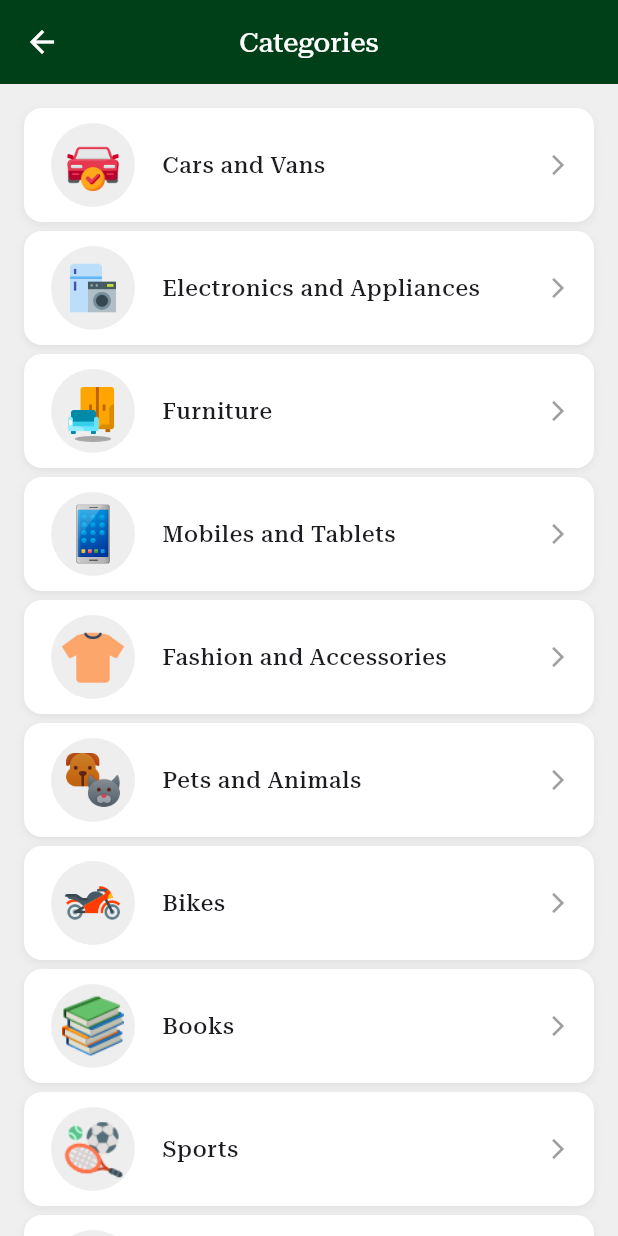
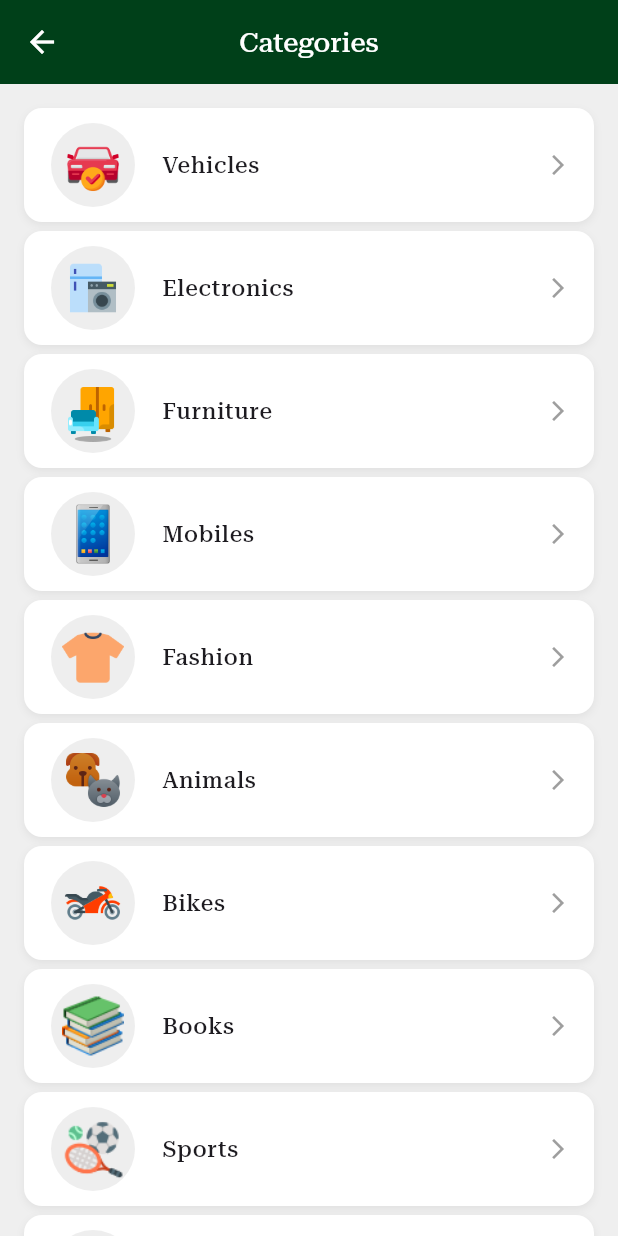
Before and after one commit to Rimsha6/Tijara, a Flutter app: the AllCategoriesListScreen screen opened directly, on a phone screen of 412 x 824 dp. Run offline on Flutter 3.47's test engine with Material 3 defaults, Android fonts, the phone set to English and light mode, and no system bars; our stand-ins replace cloud_firestore, connectivity_plus, firebase_auth, firebase_core, firebase_storage, geocoding and 6 more; accounts and stored records are empty; key blocks and very long unbroken strings in the code were emptied for the run.

```diff
--- a/lib/core/data/all_categories_list.dart
+++ b/lib/core/data/all_categories_list.dart
@@ -1,17 +1,17 @@
   import 'package:tijara/widgets/categories_types_box.dart';
 
 final List<CategoryItem> allCategories=[
-  CategoryItem(imagePath: 'Assets/logos/vehicles_icon.png', label: 'Cars and Vans'),
-  CategoryItem(imagePath: 'Assets/logos/electronics_icon.png', label: 'Electronics and Appliances'),
+  CategoryItem(imagePath: 'Assets/logos/vehicles_icon.png', label: 'Vehicles'),
+  CategoryItem(imagePath: 'Assets/logos/electronics_icon.png', label: 'Electronics'),
   CategoryItem(imagePath: 'Assets/logos/furniture_icon.png', label: 'Furniture'),
-  CategoryItem(imagePath: 'Assets/logos/mobile_icon.png', label: 'Mobiles and Tablets'),
-  CategoryItem(imagePath: 'Assets/logos/clothes_icon.png', label: 'Fashion and Accessories'),
-  CategoryItem(imagePath: 'Assets/logos/pets_icon.png', label: 'Pets and Animals'),
+  CategoryItem(imagePath: 'Assets/logos/mobile_icon.png', label: 'Mobiles'),
+  CategoryItem(imagePath: 'Assets/logos/clothes_icon.png', label: 'Fashion'),
+  CategoryItem(imagePath: 'Assets/logos/pets_icon.png', label: 'Animals'),
   CategoryItem(imagePath: 'Assets/logos/bikes_icon.png', label: 'Bikes'),
   CategoryItem(imagePath: 'Assets/logos/books.png', label: 'Books'),
   CategoryItem(imagePath: 'Assets/logos/sports.png', label: 'Sports'),
   CategoryItem(imagePath: 'Assets/logos/hobies.png', label: 'Hobbies'),
-  CategoryItem(imagePath: 'Assets/logos/babies.png', label: 'Kids and Babies'),
+  CategoryItem(imagePath: 'Assets/logos/babies.png', label: 'Kids'),
   CategoryItem(imagePath: 'Assets/logos/home_decor_icon.png', label: 'Home Decor'),
   CategoryItem(imagePath: 'Assets/logos/industry.png', label: 'Industrial and Business'),
 ];
--- a/lib/core/models/post_ad_model.dart
+++ b/lib/core/models/post_ad_model.dart
@@ -11,7 +11,7 @@ class PostAdModel {
   double? latitude;
   double? longitude;
   String? description;
-  String? views;
+  int? views;
   String? adId;
   String? imageUrl;
 
--- a/lib/main.dart
+++ b/lib/main.dart
@@ -29,5 +29,4 @@ class MyApp extends StatelessWidget {
       ),
     );
   }
-
 }
--- a/lib/views/home_screen/home_provider.dart
+++ b/lib/views/home_screen/home_provider.dart
@@ -8,16 +8,16 @@ class HomeProvider extends ChangeNotifier {
     fetchAds();
   }
   final List<String> categories = [
-    "Cars and Vans",
+    "Vehicles",
     "Bikes",
-    "Mobiles and Tablets",
+    "Mobiles",
     "Fashion",
-    "Electronics and Appliances",
-    "Pets and Animals",
+    "Electronics",
+    "Animals",
     "Home Decor",
     "Books",
     "Sports",
-    "Kids and Babies",
+    "Kids",
     "Furniture",
     "Hobbies",
     "Industrial and Business",
@@ -59,6 +59,7 @@ class HomeProvider extends ChangeNotifier {
 
 
   List<Map<String, dynamic>> getAdsForCategory(String category) {
+    print(category);
     return _adsByCategory[category] ?? [];
   }
 }
--- a/lib/views/home_screen/home_screen.dart
+++ b/lib/views/home_screen/home_screen.dart
@@ -1,3 +1,4 @@
+import '../notification_screen/notification_screen.dart';
 import 'package:flutter/material.dart';
 import 'package:provider/provider.dart';
 import 'package:tijara/core/consts/colors.dart';
@@ -8,12 +9,10 @@ import 'package:tijara/widgets/each_category.dart';
 import 'package:tijara/widgets/home_drawer.dart';
 import 'package:velocity_x/velocity_x.dart';
 import '../../core/consts/styles.dart';
-import '../notification_screen/notification_screen.dart';
 import 'home_provider.dart';
 
 class HomeScreen extends StatelessWidget {
   const HomeScreen({super.key});
-
   @override
   Widget build(BuildContext context) {
     final homeProvider = Provider.of<HomeProvider>(context);
@@ -42,7 +41,8 @@ class HomeScreen extends StatelessWidget {
                     left: screenWidth * 0.04,
                     child: Builder(
                       builder: (context) => IconButton(
-                        icon: const Icon(Icons.menu, color: Colors.white, size: 34),
+                        icon: const Icon(Icons.menu,
+                            color: Colors.white, size: 34),
                         onPressed: () {
                           Scaffold.of(context).openDrawer();
                         },
@@ -54,9 +54,26 @@ class HomeScreen extends StatelessWidget {
                     left: screenWidth * 0.37,
                     child: Row(
                       children: [
-                        "English".text.color(white).fontFamily(medium).size(15).make().onTap(() {}),
-                        " / ".text.color(white).fontFamily(medium).size(15).make(),
-                        "العربية".text.color(white).fontFamily(medium).size(15).make().onTap(() {}),
+                        "English"
+                            .text
+                            .color(white)
+                            .fontFamily(medium)
+                            .size(15)
+                            .make()
+                            .onTap(() {}),
+                        " / "
+                            .text
+                            .color(white)
+                            .fontFamily(medium)
+                            .size(15)
+                            .make(),
+                        "العربية"
+                            .text
+                            .color(white)
+                            .fontFamily(medium)
+                            .size(15)
+                            .make()
+                            .onTap(() {}),
                       ],
                     ),
                   ),
@@ -67,7 +84,9 @@ class HomeScreen extends StatelessWidget {
                       onPressed: () {
                         Navigator.push(
                           context,
-                          MaterialPageRoute(builder: (_) => NotificationsScreen()),
+                          MaterialPageRoute(
+                            builder: (_) => NotificationsScreen(),
+                          ),
                         );
                       },
                       icon: Image.asset(
@@ -109,7 +128,8 @@ class HomeScreen extends StatelessWidget {
                       children: [
                         EachCategory(
                           categoryTitle: "Mobiles and Tablets",
-                    ads: homeProvider.getAdsForCategory("Mobiles and Tablets"),
+                          ads: homeProvider
+                              .getAdsForCategory('Mobiles'),
                         ),
                         EachCategory(
                           categoryTitle: "Furniture",
@@ -124,5 +144,4 @@ class HomeScreen extends StatelessWidget {
       bottomNavigationBar: BottomNavBar(currentIndex: 0),
     );
   }
-
 }
--- a/lib/widgets/categories_dropdown.dart
+++ b/lib/widgets/categories_dropdown.dart
@@ -18,17 +18,17 @@ class _CategoriesDropdownState extends State<CategoriesDropdown> {
   @override
   Widget build(BuildContext context) {
     final List<String> Categories = [
-      "Cars and Vans",
+      "Vehicles",
+      "Electronics",
+      "Furniture",
+      "Mobiles",
+      "Fashion",
+      "Animals",
       "Bikes",
-      "Mobiles and Tablets",
-      "Fashion",
-      "Electronics and Appliances",
-      "Pets and Animals",
       "Home Decor",
       "Books",
       "Sports",
       "Kids and Babies",
-      "Furniture",
       "Hobbies",
       "Industrial and Business",
     ];
```
Also changed, not shown: lib/views/search_result_screen/ad_detail_screen.dart (+14 -12 lines), lib/views/search_result_screen/search_result_screen.dart (+27 -8 lines), lib/widgets/categories_types_box.dart (+3 -4 lines), lib/widgets/each_ad_tile.dart (+33 -29 lines), lib/widgets/each_category.dart (+10 -11 lines). Lines whose indentation alone changed are shown as unchanged.
